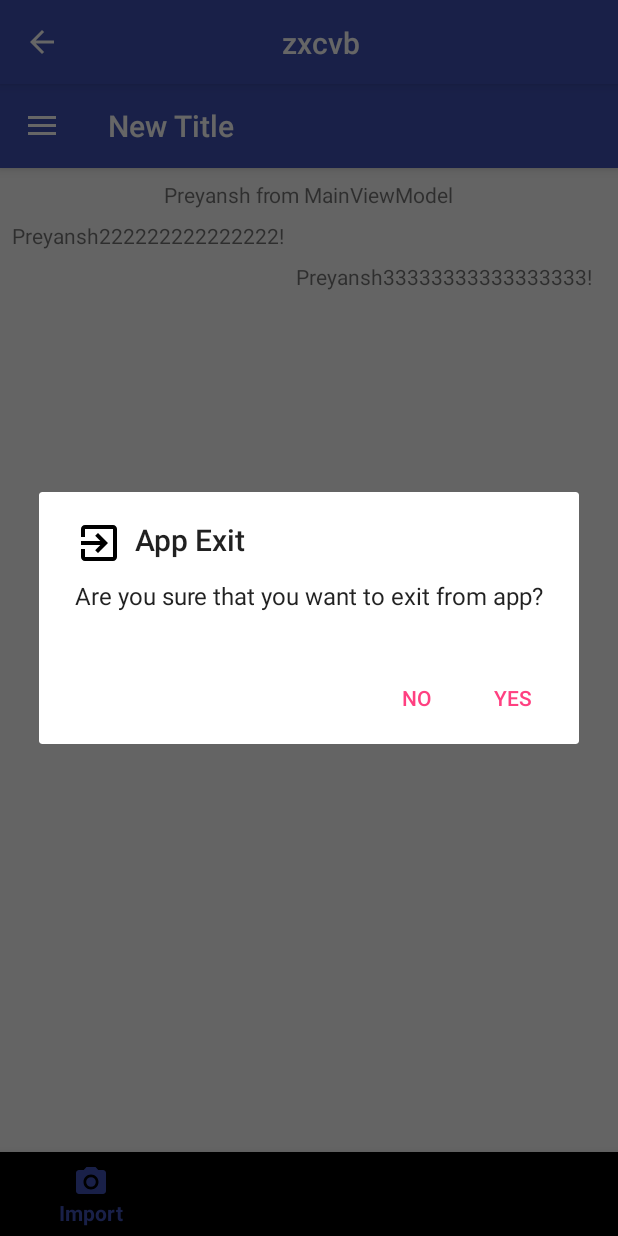
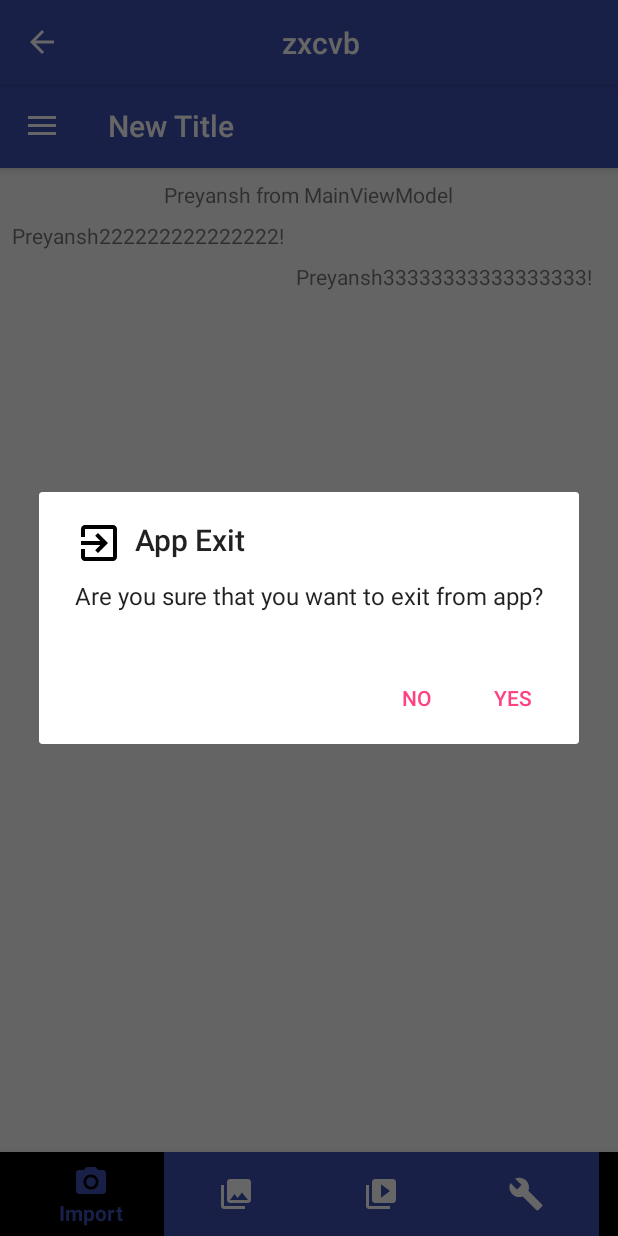
Before and after one commit to preyansh11911/KotlinStructure, an Android app: the screen it shows after launch (MainActivity), after a tap on an icon or button, on a phone screen of 412 x 824 dp. Run offline under Robolectric (Android 15) with nearby library versions, the phone set to English and light mode, and no system bars; our stand-ins replace data binding; 3 statements that could not run were skipped.

Commit message:
- Bottom Navigation Builder

```diff
--- a/app/src/main/java/com/example/parth/kotlinpractice_2/kotlin/ext.kt
+++ b/app/src/main/java/com/example/parth/kotlinpractice_2/kotlin/ext.kt
@@ -1,82 +1,15 @@
 package com.example.parth.kotlinpractice_2.kotlin
 
-import android.app.Activity
 import android.content.Context
-import android.content.DialogInterface
-import android.content.Intent
-import android.support.annotation.StringRes
 import android.support.design.widget.Snackbar
 import android.support.v4.app.Fragment
-import android.support.v7.app.AlertDialog
 import android.view.View
 import android.widget.Toast
-import com.example.parth.kotlinpractice_2.R
-
-fun Activity.launchActivity(intent: Intent) {
-    this.startActivity(intent)
-}
-
-fun Context.showConfirmationDialog(icon: Int = R.drawable.ic_app_exit, title: String = "App Exit", message: String? = "Are you sure you want to exit from app?", posButtonText: String? = "YES", negButtonText: String = "", postiveClick: (() -> Unit)? = null, negativeClick: (() -> Unit)? = null
-) {
-    var alertDialog = AlertDialog.Builder(this)
-    alertDialog.apply {
-        icon.let { setIcon(it) }
-        title.let { setTitle(it) }
-        message?.let { setMessage(it) }
-        posButtonText?.let { setPositiveButton(it) { dialog, which -> postiveClick?.invoke() } }
-        if (negButtonText.isNotBlank())
-            negButtonText.let { setNegativeButton(it) { dialog, which -> negativeClick?.invoke() } }
-        create()
-        show()
-    }
-}
+import com.example.parth.kotlinpractice_2.support.AlertDialogBuilder
+import com.example.parth.kotlinpractice_2.support.BottomNavigationBuilder
+import com.example.parth.kotlinpractice_2.support.CoreActivity
 
 fun Context.alert(alertDialog: AlertDialogBuilder.() -> Unit) = AlertDialogBuilder(this).apply(alertDialog)
-
-class AlertDialogBuilder(context: Context) {
-
-    lateinit var builder: AlertDialog.Builder
-    lateinit var dialog: AlertDialog
-
-    init {
-        builder = AlertDialog.Builder(context)
-        builder.setCancelable(false)
-    }
-
-    fun title(@StringRes title: Int) {
-        builder.setTitle(title)
-    }
-
-    fun icon(iconRes: Int) {
-        builder.setIcon(iconRes)
-    }
-
-    fun message(@StringRes msg: Int) {
-        builder.setMessage(msg)
-    }
-
-    fun positiveButtonClick(@StringRes s: Int, listener: DialogInterface.() -> Unit) {
-        builder.setPositiveButton(s) { dialog, which -> dialog.listener() }
-    }
-
-    fun negativeButtonClick(@StringRes s: Int, listener: DialogInterface.() -> Unit) {
-        builder.setNegativeButton(s) { dialog, which -> dialog.listener() }
-    }
-
-    fun show() {
-        dialog = builder.create()
-        dialog.show()
-        dialog.setCanceledOnTouchOutside(false)
-    }
-
-    fun makeCancelable() {
-        builder.setCancelable(true)
-    }
-
-    fun makeCancelableOnTouchOutSide() {
-        dialog.setCanceledOnTouchOutside(true)
-    }
-}
 
 fun Fragment.toast(msg: String, duration: Duration) {
     activity?.toast(msg, duration)
@@ -101,3 +34,5 @@ fun snack(v: View, msg: String) {
 enum class Duration {
     SHORT, LONG, INDEFINITE
 }
+
+fun CoreActivity<*, *, *>.setBottomNavigation(builder: BottomNavigationBuilder.() -> Unit) = BottomNavigationBuilder(this).apply(builder)
--- a/app/src/main/java/com/example/parth/kotlinpractice_2/module/MainActivity.kt
+++ b/app/src/main/java/com/example/parth/kotlinpractice_2/module/MainActivity.kt
@@ -2,13 +2,16 @@ package com.example.parth.kotlinpractice_2.module
 
 import android.content.Context
 import android.content.Intent
+import android.content.res.ColorStateList
 import android.databinding.DataBindingUtil
+import android.graphics.Color
 import android.os.Bundle
-import android.support.design.widget.BottomNavigationView
 import android.support.design.widget.NavigationView
+import android.support.v4.content.ContextCompat
 import com.example.parth.kotlinpractice_2.R
 import com.example.parth.kotlinpractice_2.databinding.ActivityMainBinding
 import com.example.parth.kotlinpractice_2.databinding.NavHeaderDrawerBinding
+import com.example.parth.kotlinpractice_2.kotlin.setBottomNavigation
 import com.example.parth.kotlinpractice_2.support.CoreActivity
 
 class MainActivity : CoreActivity<MainActivity,ActivityMainBinding, MainViewModel>() {
@@ -46,10 +49,28 @@ class MainActivity : CoreActivity<MainActivity,ActivityMainBinding, MainViewMode
         navHeaderBinding.vm = viewModel
     }
 
-    override fun hasBottomNavigation(): Boolean = true
+//    override fun hasBottomNavigation(): Boolean = true
+//
+//    override fun setBottomNavDrawerMenu(bottomNavigation: BottomNavigationView) {
+//        bottomNavigation.inflateMenu(R.menu.bottom_navigation)
+//    }
 
-    override fun setBottomNavDrawerMenu(bottomNavigation: BottomNavigationView) {
-        bottomNavigation.inflateMenu(R.menu.bottom_navigation)
+    override fun bottomNavigation() {
+        this.setBottomNavigation {
+            setMenu(R.menu.bottom_navigation)
+            setBackgroundColor(R.drawable.bottom_navigation_background_color)
+            setItemColor {
+                val states = arrayOf(
+                        intArrayOf(-android.R.attr.state_checked), // unchecked
+                        intArrayOf(android.R.attr.state_checked) // checked
+                )
+
+                val colors = intArrayOf(Color.WHITE, ContextCompat.getColor(coreActivity, R.color.colorPrimary))
+
+                ColorStateList(states, colors)
+            }
+            shiftModeEnabled(false)
+        }
     }
 
 }
--- /dev/null
+++ b/app/src/main/java/com/example/parth/kotlinpractice_2/support/AlertDialogBuilder.kt
@@ -0,0 +1,51 @@
+package com.example.parth.kotlinpractice_2.support
+
+import android.content.Context
+import android.content.DialogInterface
+import android.support.annotation.StringRes
+import android.support.v7.app.AlertDialog
+
+class AlertDialogBuilder(context: Context) {
+
+    lateinit var builder: AlertDialog.Builder
+    lateinit var dialog: AlertDialog
+
+    init {
+        builder = AlertDialog.Builder(context)
+        builder.setCancelable(false)
+    }
+
+    fun title(@StringRes title: Int) {
+        builder.setTitle(title)
+    }
+
+    fun icon(iconRes: Int) {
+        builder.setIcon(iconRes)
+    }
+
+    fun message(@StringRes msg: Int) {
+        builder.setMessage(msg)
+    }
+
+    fun positiveButtonClick(@StringRes s: Int, listener: DialogInterface.() -> Unit) {
+        builder.setPositiveButton(s) { dialog, which -> dialog.listener() }
+    }
+
+    fun negativeButtonClick(@StringRes s: Int, listener: DialogInterface.() -> Unit) {
+        builder.setNegativeButton(s) { dialog, which -> dialog.listener() }
+    }
+
+    fun show() {
+        dialog = builder.create()
+        dialog.show()
+        dialog.setCanceledOnTouchOutside(false)
+    }
+
+    fun makeCancelable() {
+        builder.setCancelable(true)
+    }
+
+    fun makeCancelableOnTouchOutSide() {
+        dialog.setCanceledOnTouchOutside(true)
+    }
+}
--- /dev/null
+++ b/app/src/main/java/com/example/parth/kotlinpractice_2/support/BottomNavigationBuilder.kt
@@ -0,0 +1,65 @@
+package com.example.parth.kotlinpractice_2.support
+
+import android.annotation.SuppressLint
+import android.content.res.ColorStateList
+import android.support.design.internal.BottomNavigationItemView
+import android.support.design.internal.BottomNavigationMenuView
+import android.support.design.widget.BottomNavigationView
+import android.util.Log
+import kotlinx.android.synthetic.main.content_drawer.*
+
+
+class BottomNavigationBuilder(val coreActivity: CoreActivity<*, *, *>) {
+
+    var view: BottomNavigationView
+
+    init {
+
+        if (coreActivity.hasNavigationDrawer()) {
+            coreActivity.coreViewModel.hasBottom_DrawerNav.set(true)
+            view = coreActivity.bottom_navigation_nav_drawer
+        } else {
+            coreActivity.coreViewModel.hasBottomNavigation.set(true)
+            view = coreActivity.bottom_navigation_nav_drawer
+        }
+    }
+
+    fun setMenu(menuResID: Int) {
+        view.inflateMenu(menuResID)
+    }
+
+    fun setBackgroundColor(resID: Int) {
+        view.itemBackgroundResource = resID
+    }
+
+    fun setItemColor(colorStateList: () -> ColorStateList) {
+        view.itemIconTintList = colorStateList()
+        view.itemTextColor = colorStateList()
+    }
+
+
+    @SuppressLint("RestrictedApi")
+    fun shiftModeEnabled(isShifting: Boolean) {
+        if (!isShifting) {
+            val menuView = view.getChildAt(0) as BottomNavigationMenuView
+            try {
+                val shiftingMode = menuView.javaClass.getDeclaredField("mShiftingMode")
+                shiftingMode.isAccessible = true
+                shiftingMode.setBoolean(menuView, false)
+                shiftingMode.isAccessible = false
+                for (i in 0 until menuView.childCount) {
+                    val item = menuView.getChildAt(i) as BottomNavigationItemView
+
+                    item.setShiftingMode(false)
+                    // set once again checked value, so view will be updated
+
+                    item.setChecked(item.itemData.isChecked)
+                }
+            } catch (e: NoSuchFieldException) {
+                Log.e("BNVHelper", "Unable to get shift mode field", e)
+            } catch (e: IllegalAccessException) {
+                Log.e("BNVHelper", "Unable to change value of shift mode", e)
+            }
+        }
+    }
+}
--- a/app/src/main/java/com/example/parth/kotlinpractice_2/support/CoreActivity.kt
+++ b/app/src/main/java/com/example/parth/kotlinpractice_2/support/CoreActivity.kt
@@ -2,7 +2,6 @@ package com.example.parth.kotlinpractice_2.support
 
 import android.databinding.DataBindingUtil
 import android.databinding.ViewDataBinding
-import android.support.design.widget.BottomNavigationView
 import android.support.design.widget.NavigationView
 import android.support.v4.view.GravityCompat
 import android.support.v7.app.ActionBarDrawerToggle
@@ -15,10 +14,8 @@ import com.example.parth.kotlinpractice_2.R
 import com.example.parth.kotlinpractice_2.databinding.ActivityCoreBinding
 import com.example.parth.kotlinpractice_2.databinding.ActivityDrawerBinding
 import com.example.parth.kotlinpractice_2.kotlin.alert
-import kotlinx.android.synthetic.main.activity_core.*
 import kotlinx.android.synthetic.main.activity_drawer.*
 import kotlinx.android.synthetic.main.app_bar_drawer.*
-import kotlinx.android.synthetic.main.content_drawer.*
 import kotlinx.android.synthetic.main.tool_bar.*
 
 
@@ -65,7 +62,6 @@ abstract class CoreActivity<T : CoreActivity<T, DB, VM>, DB : ViewDataBinding, V
         }
     }
 
-
     override fun onOptionsItemSelected(item: MenuItem?): Boolean {
         when (item?.itemId) {
             android.R.id.home -> this.onBackPressed()
@@ -85,17 +81,18 @@ abstract class CoreActivity<T : CoreActivity<T, DB, VM>, DB : ViewDataBinding, V
         this.layoutRes = layoutRes
         if (hasNavigationDrawer()) {
             setUpNavigationDrawer(activity, layoutRes)
-            if (hasBottomNavigation()) {
-                coreViewModel.hasBottom_DrawerNav.set(true)
-                setBottomNavDrawerMenu(bottom_navigation_nav_drawer)
-            }
+//            if (hasBottomNavigation()) {
+//                coreViewModel.hasBottom_DrawerNav.set(true)
+//                setBottomNavDrawerMenu(bottom_navigation_nav_drawer)
+//            }
         } else {
             setActionBar(layoutRes)
-            if (hasBottomNavigation()) {
-                coreViewModel.hasBottomNavigation.set(true)
-                setBottomNavDrawerMenu(bottom_navigation)
-            }
+//            if (hasBottomNavigation()) {
+//                coreViewModel.hasBottomNavigation.set(true)
+//                setBottomNavDrawerMenu(bottom_navigation)
+//            }
         }
+        bottomNavigation()
     }
 
     fun setActionBarTitle(title: String) {
@@ -204,10 +201,10 @@ abstract class CoreActivity<T : CoreActivity<T, DB, VM>, DB : ViewDataBinding, V
 
     open fun setNavigationDrawerHeader(navigationView: NavigationView) {}
 
-    open fun hasBottomNavigation(): Boolean {
-        return false
-    }
+//    open fun hasBottomNavigation(): Boolean { return false }
+//
+//    open fun setBottomNavDrawerMenu(bottomNavigation: BottomNavigationView) {}
 
-    open fun setBottomNavDrawerMenu(bottomNavigation: BottomNavigationView) {}
+    open fun bottomNavigation() {}
 
 }
--- /dev/null
+++ b/app/src/main/res/drawable-v21/bottom_navigation_ripple_selector.xml
@@ -0,0 +1,3 @@
+<?xml version="1.0" encoding="utf-8"?>
+<ripple xmlns:android="http://schemas.android.com/apk/res/android"
+    android:color="@android:color/white"></ripple>
--- /dev/null
+++ b/app/src/main/res/drawable/bottom_navigation_background_color.xml
@@ -0,0 +1,6 @@
+<?xml version="1.0" encoding="utf-8"?>
+<selector xmlns:android="http://schemas.android.com/apk/res/android">
+    <item android:drawable="@drawable/bottom_navigation_default_color" android:state_checked="false" />
+    <item android:drawable="@drawable/bottom_navigation_ripple_selector" android:state_checked="true" />
+    <item android:drawable="@drawable/bottom_navigation_ripple_selector" />
+</selector>
--- /dev/null
+++ b/app/src/main/res/drawable/bottom_navigation_default_color.xml
@@ -0,0 +1,5 @@
+<?xml version="1.0" encoding="utf-8"?>
+<shape xmlns:android="http://schemas.android.com/apk/res/android"
+    android:shape="rectangle">
+    <solid android:color="@color/colorPrimary" />
+</shape>
--- /dev/null
+++ b/app/src/main/res/drawable/bottom_navigation_icon_selector.xml
@@ -0,0 +1,5 @@
+<?xml version="1.0" encoding="utf-8"?>
+<selector xmlns:android="http://schemas.android.com/apk/res/android">
+    <item android:drawable="@drawable/bottom_navigation_selected_color" android:state_checked="true" />
+    <item android:drawable="@drawable/bottom_navigation_default_color" android:state_checked="false" />
+</selector>
--- /dev/null
+++ b/app/src/main/res/drawable/bottom_navigation_selected_color.xml
@@ -0,0 +1,5 @@
+<?xml version="1.0" encoding="utf-8"?>
+<shape xmlns:android="http://schemas.android.com/apk/res/android"
+    android:shape="rectangle">
+    <solid android:color="@android:color/white" />
+</shape>
--- a/app/src/main/res/values/colors.xml
+++ b/app/src/main/res/values/colors.xml
@@ -5,4 +5,5 @@
     <color name="colorPrimaryDarkTransparent">#a7303f9f</color>
     <color name="colorAccent">#FF4081</color>
     <color name="colorNavigationDrawer">#7b93c1</color>
+    <color name="colorRipple">#cfba2357</color>
 </resources>
```
